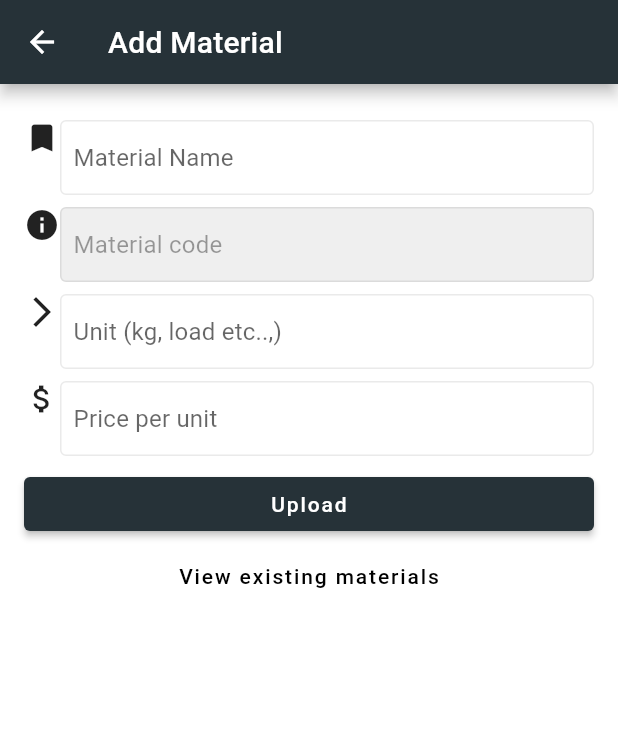
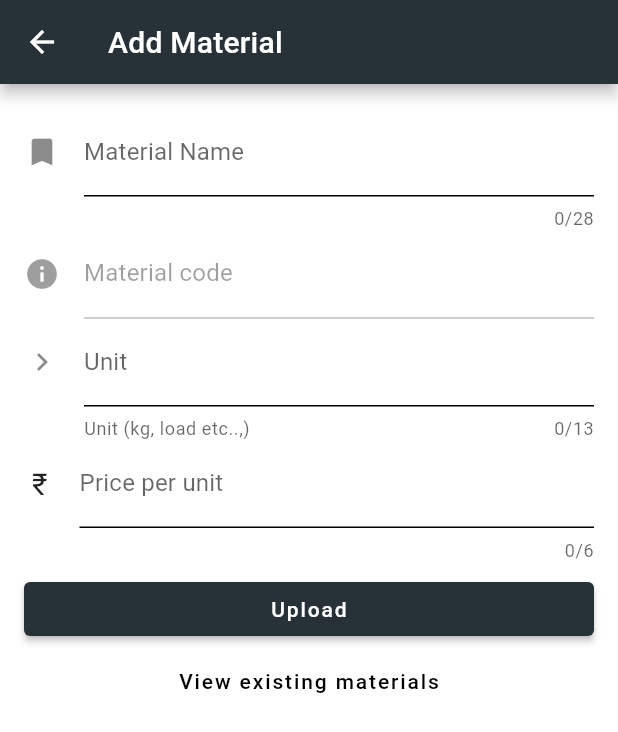
Before and after one commit to naveen1047/sangeetha-project, a Flutter app: the AddMaterialScreen screen opened by its route, on a phone screen of 412 x 824 dp. Shown: the top 732 px of the screen. Run offline on Flutter 3.47's test engine with Material 2 defaults, Android fonts, the phone set to English and light mode, and no system bars; our stand-ins replace bloc, equatable, flutter_bloc, get_it; accounts and stored records are empty; generated files the repository leaves out were written again.

Commit message:
fix'add material UI

```diff
--- a/hb_mobile/lib/view/add_material_view.dart
+++ b/hb_mobile/lib/view/add_material_view.dart
@@ -109,63 +109,86 @@ class _AddMaterialFormState extends State<AddMaterialForm> {
         padding: kPrimaryPadding,
         child: ListView(
           children: [
-            InputField(
-              child: TextField(
-                maxLength: 28,
-                controller: _materialNameController,
-                onChanged: (text) {
-                  context.bloc<RandomCodeCubit>().generate(text);
-                },
-                decoration: InputDecoration(
-                  counterText: "",
-                  border: InputBorder.none,
-                  hintText: 'Material Name',
+            _name(context),
+            _code(),
+            _unit(),
+            _pricePerUnit(),
+            _upload(context),
+            _navigator(context),
+          ],
         ),
       ),
-              iconData: Icons.bookmark,
-            ),
-            BlocBuilder<RandomCodeCubit, String>(builder: (context, state) {
-              _materialCodeController.text = '$state';
-              return InputField(
-                child: TextField(
-                  enabled: false,
-                  controller: _materialCodeController,
-                  decoration: InputDecoration(
-                    counterText: "",
-                    border: InputBorder.none,
-                    hintText: 'Material code',
-                  ),
-                ),
-                iconData: Icons.info,
-                isDisabled: true,
     );
-            }),
-            InputField(
-              child: TextField(
-                maxLength: 13,
-                controller: _unitController,
-                decoration: InputDecoration(
-                  counterText: "",
-                  border: InputBorder.none,
-                  hintText: 'Unit (kg, load etc..,)',
-                ),
-              ),
-              iconData: Icons.arrow_forward_ios,
-            ),
-            InputField(
-              child: TextField(
+  }
+
+  // InputField _pricePerUnit() {
+  //   return InputField(
+  //     child: TextField(
+  //       keyboardType: TextInputType.number,
+  //       maxLength: 6,
+  //       controller: _priceController,
+  //       decoration: InputDecoration(
+  //         counterText: "",
+  //         border: InputBorder.none,
+  //         hintText: 'Price per unit',
+  //       ),
+  //     ),
+  //     iconData: Icons.attach_money,
+  //   );
+  // }
+  TextFormField _pricePerUnit() {
+    return TextFormField(
       keyboardType: TextInputType.number,
       maxLength: 6,
       controller: _priceController,
       decoration: InputDecoration(
-                  counterText: "",
-                  border: InputBorder.none,
-                  hintText: 'Price per unit',
+        icon: rupee,
+        labelText: 'Price per unit',
+        // helperText: '',
+        enabledBorder: UnderlineInputBorder(),
       ),
+    );
+  }
+  // InputField _unit() {
+  //   return InputField(
+  //     child: TextField(
+  //       maxLength: 13,
+  //       controller: _unitController,
+  //       decoration: InputDecoration(
+  //         counterText: "",
+  //         border: InputBorder.none,
+  //         hintText: 'Unit (kg, load etc..,)',
+  //       ),
+  //     ),
+  //     iconData: Icons.arrow_forward_ios,
+  //   );
+  // }
+
+  TextFormField _unit() {
+    return TextFormField(
+      maxLength: 13,
+      controller: _unitController,
+      decoration: InputDecoration(
+        icon: Icon(Icons.chevron_right),
+        labelText: 'Unit',
+        helperText: 'Unit (kg, load etc..,)',
+        enabledBorder: UnderlineInputBorder(),
       ),
-              iconData: Icons.attach_money,
-            ),
-            Padding(
+    );
+  }
+
+  FlatButton _navigator(BuildContext context) {
+    return FlatButton(
+      child: Text('View existing materials'),
+      onPressed: () {
+        FocusScope.of(context).requestFocus(FocusNode());
+        Navigator.pushNamed(context, kExistingMaterialScreen);
+      },
+    );
+  }
+
+  Padding _upload(BuildContext context) {
+    return Padding(
       padding: kTopPadding,
       child: PrimaryActionButton(
         title: 'Upload',
@@ -174,16 +197,79 @@ class _AddMaterialFormState extends State<AddMaterialForm> {
           uploadData();
         },
       ),
+    );
+  }
+
+  // BlocBuilder<RandomCodeCubit, String> _code() {
+  //   return BlocBuilder<RandomCodeCubit, String>(builder: (context, state) {
+  //     _materialCodeController.text = '$state';
+  //     return InputField(
+  //       child: TextField(
+  //         enabled: false,
+  //         controller: _materialCodeController,
+  //         decoration: InputDecoration(
+  //           counterText: "",
+  //           border: InputBorder.none,
+  //           hintText: 'Material code',
+  //         ),
+  //       ),
+  //       iconData: Icons.info,
+  //       isDisabled: true,
+  //     );
+  //   });
+  // }
+
+  Widget _code() {
+    return BlocBuilder<RandomCodeCubit, String>(builder: (context, state) {
+      _materialCodeController.text = '$state';
+      return TextFormField(
+        enabled: false,
+        controller: _materialCodeController,
+        onChanged: (text) {
+          print(text);
+          context.bloc<RandomCodeCubit>().generate(text);
+        },
+        decoration: InputDecoration(
+          icon: Icon(Icons.info),
+          labelText: 'Material code',
+          // helperText: '',
+          enabledBorder: UnderlineInputBorder(),
         ),
-            FlatButton(
-              child: Text('View existing materials'),
-              onPressed: () {
-                FocusScope.of(context).requestFocus(FocusNode());
-                Navigator.pushNamed(context, kExistingMaterialScreen);
+      );
+    });
+  }
+
+  // InputField _name(BuildContext context) {
+  //   return InputField(
+  //     child: TextField(
+  //       maxLength: 28,
+  //       controller: _materialNameController,
+  //       onChanged: (text) {
+  //         context.bloc<RandomCodeCubit>().generate(text);
+  //       },
+  //       decoration: InputDecoration(
+  //         counterText: "",
+  //         border: InputBorder.none,
+  //         hintText: 'Material Name',
+  //       ),
+  //     ),
+  //     iconData: Icons.bookmark,
+  //   );
+  // }
+
+  TextFormField _name(BuildContext context) {
+    return TextFormField(
+      controller: _materialNameController,
+      onChanged: (text) {
+        print(text);
+        context.bloc<RandomCodeCubit>().generate(text);
       },
-            ),
-          ],
-        ),
+      maxLength: 28,
+      decoration: InputDecoration(
+        icon: Icon(Icons.bookmark),
+        labelText: 'Material Name',
+        // helperText: '',
+        enabledBorder: UnderlineInputBorder(),
       ),
     );
   }
```
Lines whose indentation alone changed are shown as unchanged.
